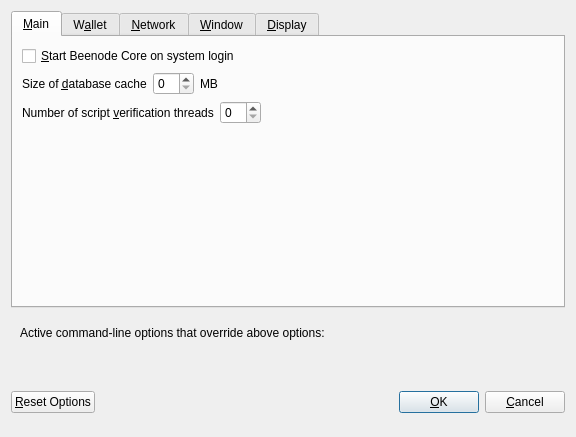
This is src/qt/forms/optionsdialog.ui in bee-group/beenode as Qt 5 draws it before an edit. The edited form follows.
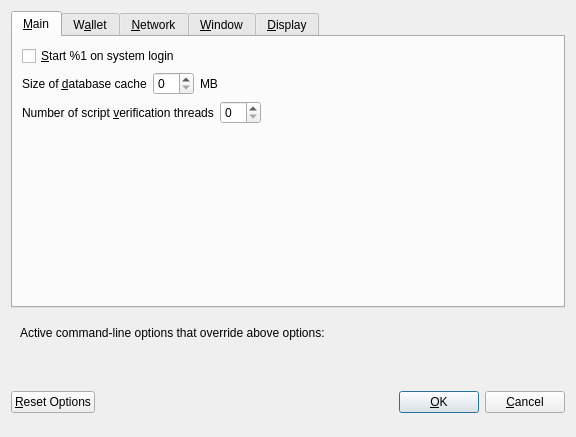
This is the edited form. Custom widgets are drawn as their Qt base class.

```diff
--- a/src/qt/forms/optionsdialog.ui
+++ b/src/qt/forms/optionsdialog.ui
@@ -33,7 +33,7 @@
           <string>Automatically start Beenode Core after logging in to the system.</string>
          </property>
          <property name="text">
-          <string>&amp;Start Beenode Core on system login</string>
+          <string>&amp;Start %1 on system login</string>
          </property>
         </widget>
        </item>
```
Left out of the diff: 4 changed lines with no effect on the pictures.
